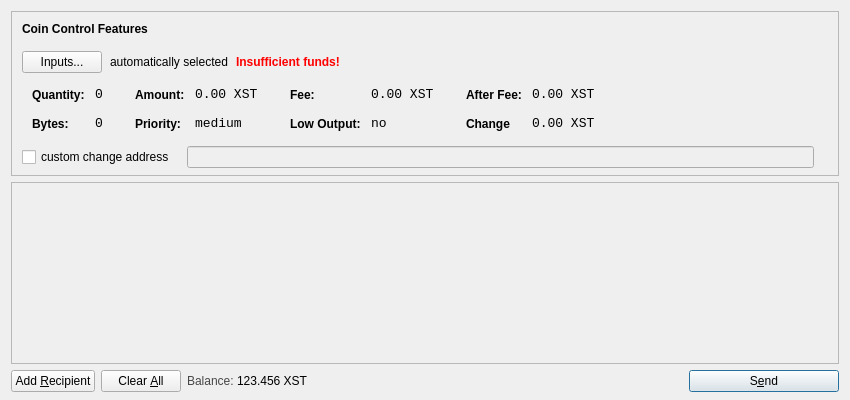
The window that src/qt/forms/sendcoinsdialog.ui (Stealth-R-D-LLC/Stealth) describes before a commit, drawn with Qt 5.
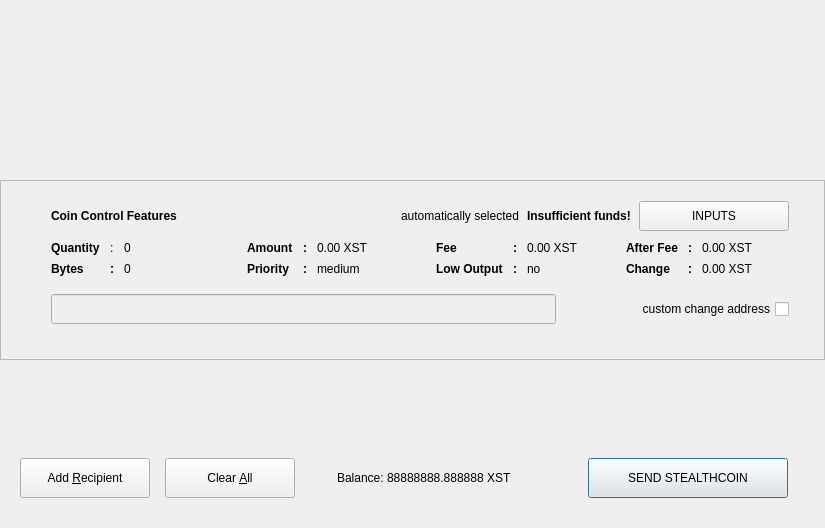
The same window after the commit. Icons and pictures are not drawn.

What changed in the file:
```diff
--- a/src/qt/forms/sendcoinsdialog.ui
+++ b/src/qt/forms/sendcoinsdialog.ui
@@ -6,29 +6,66 @@
    <rect>
     <x>0</x>
     <y>0</y>
-    <width>850</width>
-    <height>400</height>
+    <width>825</width>
+    <height>550</height>
    </rect>
   </property>
+  <property name="minimumSize">
+   <size>
+    <width>825</width>
+    <height>550</height>
+   </size>
+  </property>
   <property name="windowTitle">
    <string>Send Coins</string>
   </property>
-  <layout class="QVBoxLayout" name="verticalLayout" stretch="0,1,0">
-   <property name="bottomMargin">
-    <number>8</number>
+  <layout class="QVBoxLayout" name="verticalLayout" stretch="0,0,0,0">
+   <property name="spacing">
+    <number>0</number>
    </property>
+   <property name="sizeConstraint">
+    <enum>QLayout::SetFixedSize</enum>
+   </property>
+   <property name="margin">
+    <number>0</number>
+   </property>
+   <item>
+    <widget class="QFrame" name="frmBanner">
+     <property name="minimumSize">
+      <size>
+       <width>825</width>
+       <height>180</height>
+      </size>
+     </property>
+     <property name="maximumSize">
+      <size>
+       <width>825</width>
+       <height>180</height>
+      </size>
+     </property>
+    </widget>
+   </item>
    <item>
     <widget class="QFrame" name="frameCoinControl">
+     <property name="enabled">
+      <bool>true</bool>
+     </property>
      <property name="sizePolicy">
       <sizepolicy hsizetype="Expanding" vsizetype="Expanding">
        <horstretch>0</horstretch>
        <verstretch>0</verstretch>
       </sizepolicy>
      </property>
+     <property name="minimumSize">
+      <size>
+       <width>825</width>
+       <height>180</height>
+      </size>
+     </property>
      <property name="maximumSize">
       <size>
-       <width>16777215</width>
-       <height>16777215</height>
+       <width>825</width>
+       <height>180</height>
       </size>
      </property>
      <property name="frameShape">
@@ -39,35 +76,54 @@
      </property>
      <layout class="QVBoxLayout" name="verticalLayoutCoinControl2">
       <property name="spacing">
-       <number>6</number>
+       <number>0</number>
       </property>
       <property name="leftMargin">
-       <number>0</number>
+       <number>50</number>
       </property>
       <property name="topMargin">
-       <number>0</number>
+       <number>20</number>
       </property>
       <property name="rightMargin">
-       <number>0</number>
+       <number>35</number>
       </property>
       <property name="bottomMargin">
-       <number>6</number>
+       <number>20</number>
       </property>
       <item>
-       <layout class="QVBoxLayout" name="verticalLayoutCoinControl" stretch="0,0,0,0,1">
+       <spacer name="verticalSpacer_2">
+        <property name="orientation">
+         <enum>Qt::Vertical</enum>
+        </property>
+        <property name="sizeType">
+         <enum>QSizePolicy::Maximum</enum>
+        </property>
+        <property name="sizeHint" stdset="0">
+         <size>
+          <width>20</width>
+          <height>10</height>
+         </size>
+        </property>
+       </spacer>
+      </item>
+      <item>
+       <layout class="QVBoxLayout" name="verticalLayoutCoinControl" stretch="0,1,0">
         <property name="spacing">
          <number>0</number>
         </property>
         <property name="leftMargin">
-         <number>10</number>
+         <number>0</number>
         </property>
         <property name="topMargin">
-         <number>10</number>
+         <number>0</number>
         </property>
         <item>
-         <layout class="QHBoxLayout" name="horizontalLayoutCoinControl1">
+         <layout class="QHBoxLayout" name="hLayoutHeader1" stretch="0,0,0,0,0">
+          <property name="spacing">
+           <number>8</number>
+          </property>
           <property name="bottomMargin">
-           <number>15</number>
+           <number>10</number>
           </property>
           <item>
            <widget class="QLabel" name="labelCoinControlFeatures">
@@ -83,63 +139,11 @@
               <bold>true</bold>
              </font>
             </property>
-            <property name="styleSheet">
-             <string notr="true">font-weight:bold;</string>
-            </property>
             <property name="text">
              <string>Coin Control Features</string>
             </property>
            </widget>
           </item>
-         </layout>
-        </item>
-        <item>
-         <layout class="QHBoxLayout" name="horizontalLayoutCoinControl2" stretch="0,0,0,0">
-          <property name="spacing">
-           <number>8</number>
-          </property>
-          <property name="bottomMargin">
-           <number>10</number>
-          </property>
-          <item>
-           <widget class="QPushButton" name="pushButtonCoinControl">
-            <property name="styleSheet">
-             <string notr="true"/>
-            </property>
-            <property name="text">
-             <string>Inputs...</string>
-            </property>
-           </widget>
-          </item>
-          <item>
-           <widget class="QLabel" name="labelCoinControlAutomaticallySelected">
-            <property name="text">
-             <string>automatically selected</string>
-            </property>
-            <property name="margin">
-             <number>5</number>
-            </property>
-           </widget>
-          </item>
-          <item>
-           <widget class="QLabel" name="labelCoinControlInsuffFunds">
-            <property name="font">
-             <font>
-              <weight>75</weight>
-              <bold>true</bold>
-             </font>
-            </property>
-            <property name="styleSheet">
-             <string notr="true">color:red;font-weight:bold;</string>
-            </property>
-            <property name="text">
-             <string>Insufficient funds!</string>
-            </property>
-            <property name="margin">
-             <number>5</number>
-            </property>
-           </widget>
-          </item>
           <item>
            <spacer name="horizontalSpacerCoinControl">
             <property name="orientation">
@@ -153,6 +157,45 @@
             </property>
            </spacer>
           </item>
+          <item>
+           <widget class="QLabel" name="labelCoinControlAutomaticallySelected">
+            <property name="text">
+             <string>automatically selected</string>
+            </property>
+            <property name="margin">
+             <number>5</number>
+            </property>
+           </widget>
+          </item>
+          <item>
+           <widget class="QLabel" name="labelCoinControlInsuffFunds">
+            <property name="font">
+             <font>
+              <weight>75</weight>
+              <bold>true</bold>
+             </font>
+            </property>
+            <property name="text">
+             <string>Insufficient funds!</string>
+            </property>
+            <property name="margin">
+             <number>5</number>
+            </property>
+           </widget>
+          </item>
+          <item>
+           <widget class="QPushButton" name="pushButtonCoinControl">
+            <property name="minimumSize">
+             <size>
+              <width>150</width>
+              <height>30</height>
+             </size>
+            </property>
+            <property name="text">
+             <string>INPUTS</string>
+            </property>
+           </widget>
+          </item>
          </layout>
         </item>
         <item>
@@ -169,15 +212,12 @@
             <height>0</height>
            </size>
           </property>
-          <property name="styleSheet">
-           <string notr="true"/>
-          </property>
           <layout class="QHBoxLayout" name="horizontalLayoutCoinControl5">
            <property name="margin">
             <number>0</number>
            </property>
            <item>
-            <layout class="QHBoxLayout" name="horizontalLayoutCoinControl3" stretch="0,0,0,1">
+            <layout class="QHBoxLayout" name="horizontalLayoutCoinControl3" stretch="1,1,1,1">
              <property name="spacing">
               <number>20</number>
              </property>
@@ -185,46 +225,59 @@
               <number>0</number>
              </property>
              <property name="bottomMargin">
-              <number>10</number>
+              <number>18</number>
              </property>
              <item>
-              <layout class="QFormLayout" name="formLayoutCoinControl1">
-               <property name="horizontalSpacing">
-                <number>10</number>
-               </property>
-               <property name="verticalSpacing">
-                <number>14</number>
-               </property>
+              <layout class="QGridLayout" name="gridLayout" columnstretch="0,0,1" columnminimumwidth="0,0,0">
                <property name="leftMargin">
-                <number>10</number>
+                <number>0</number>
                </property>
                <property name="topMargin">
-                <number>4</number>
+                <number>0</number>
                </property>
                <property name="rightMargin">
                 <number>6</number>
                </property>
+               <property name="horizontalSpacing">
+                <number>10</number>
+               </property>
+               <property name="verticalSpacing">
+                <number>7</number>
+               </property>
                <item row="0" column="0">
                 <widget class="QLabel" name="labelCoinControlQuantityText">
-                 <property name="styleSheet">
-                  <string notr="true">font-weight:bold;</string>
+                 <property name="font">
+                  <font>
+                   <weight>75</weight>
+                   <bold>true</bold>
+                  </font>
                  </property>
                  <property name="text">
-                  <string>Quantity:</string>
+                  <string>Quantity</string>
                  </property>
                  <property name="margin">
                   <number>0</number>
                  </property>
                 </widget>
                </item>
-               <item row="0" column="1">
+               <item row="1" column="2">
+                <widget class="QLabel" name="labelCoinControlBytes">
+                 <property name="cursor">
+                  <cursorShape>IBeamCursor</cursorShape>
+                 </property>
+                 <property name="contextMenuPolicy">
+                  <enum>Qt::ActionsContextMenu</enum>
+                 </property>
+                 <property name="text">
+                  <string>0</string>
+                 </property>
+                 <property name="textInteractionFlags">
+                  <set>Qt::LinksAccessibleByMouse|Qt::TextSelectableByKeyboard|Qt::TextSelectableByMouse</set>
+                 </property>
+                </widget>
+               </item>
+               <item row="0" column="2">
                 <widget class="QLabel" name="labelCoinControlQuantity">
-                 <property name="font">
-                  <font>
-                   <family>Monospace</family>
-                   <pointsize>10</pointsize>
-                  </font>
-                 </property>
                  <property name="cursor">
                   <cursorShape>IBeamCursor</cursorShape>
                  </property>
@@ -242,22 +295,32 @@
                  </property>
                 </widget>
                </item>
+               <item row="0" column="1">
+                <widget class="QLabel" name="lblSemiColon11">
+                 <property name="text">
+                  <string>:</string>
+                 </property>
+                </widget>
+               </item>
                <item row="1" column="0">
                 <widget class="QLabel" name="labelCoinControlBytesText">
-                 <property name="styleSheet">
-                  <string notr="true">font-weight:bold;</string>
+                 <property name="font">
+                  <font>
+                   <weight>75</weight>
+                   <bold>true</bold>
+                  </font>
                  </property>
                  <property name="text">
-                  <string>Bytes:</string>
+                  <string>Bytes</string>
                  </property>
                 </widget>
                </item>
                <item row="1" column="1">
-                <widget class="QLabel" name="labelCoinControlBytes">
+                <widget class="QLabel" name="lblSemiColon12">
                  <property name="font">
                   <font>
-                   <family>Monospace</family>
-                   <pointsize>10</pointsize>
+                   <weight>75</weight>
+                   <bold>true</bold>
                   </font>
                  </property>
                  <property name="cursor">
@@ -267,51 +330,35 @@
                   <enum>Qt::ActionsContextMenu</enum>
                  </property>
                  <property name="text">
-                  <string>0</string>
-                 </property>
-                 <property name="textInteractionFlags">
-                  <set>Qt::LinksAccessibleByMouse|Qt::TextSelectableByKeyboard|Qt::TextSelectableByMouse</set>
+                  <string>:</string>
                  </property>
                 </widget>
                </item>
               </layout>
              </item>
              <item>
-              <layout class="QFormLayout" name="formLayoutCoinControl2">
-               <property name="horizontalSpacing">
-                <number>10</number>
-               </property>
-               <property name="verticalSpacing">
-                <number>14</number>
-               </property>
+              <layout class="QGridLayout" name="gridLayout_2" columnstretch="0,0,1">
                <property name="leftMargin">
                 <number>6</number>
                </property>
                <property name="topMargin">
-                <number>4</number>
+                <number>0</number>
                </property>
                <property name="rightMargin">
                 <number>6</number>
                </property>
+               <property name="horizontalSpacing">
+                <number>10</number>
+               </property>
+               <property name="verticalSpacing">
+                <number>7</number>
+               </property>
                <item row="0" column="0">
                 <widget class="QLabel" name="labelCoinControlAmountText">
-                 <property name="styleSheet">
-                  <string notr="true">font-weight:bold;</string>
-                 </property>
-                 <property name="text">
-                  <string>Amount:</string>
-                 </property>
-                 <property name="margin">
-                  <number>0</number>
-                 </property>
-                </widget>
-               </item>
-               <item row="0" column="1">
-                <widget class="QLabel" name="labelCoinControlAmount">
                  <property name="font">
                   <font>
-                   <family>Monospace</family>
-                   <pointsize>10</pointsize>
+                   <weight>75</weight>
+                   <bold>true</bold>
                   </font>
                  </property>
                  <property name="cursor">
@@ -321,31 +368,15 @@
                   <enum>Qt::ActionsContextMenu</enum>
                  </property>
                  <property name="text">
-                  <string>0.00 XST</string>
+                  <string>Amount</string>
                  </property>
                  <property name="textInteractionFlags">
                   <set>Qt::LinksAccessibleByMouse|Qt::TextSelectableByKeyboard|Qt::TextSelectableByMouse</set>
                  </property>
                 </widget>
                </item>
-               <item row="1" column="0">
-                <widget class="QLabel" name="labelCoinControlPriorityText">
-                 <property name="styleSheet">
-                  <string notr="true">font-weight:bold;</string>
-                 </property>
-                 <property name="text">
-                  <string>Priority:</string>
-                 </property>
-                </widget>
-               </item>
-               <item row="1" column="1">
+               <item row="1" column="2">
                 <widget class="QLabel" name="labelCoinControlPriority">
-                 <property name="font">
-                  <font>
-                   <family>Monospace</family>
-                   <pointsize>10</pointsize>
-                  </font>
-                 </property>
                  <property name="cursor">
                   <cursorShape>IBeamCursor</cursorShape>
                  </property>
@@ -360,46 +391,82 @@
                  </property>
                 </widget>
                </item>
+               <item row="1" column="0">
+                <widget class="QLabel" name="labelCoinControlPriorityText">
+                 <property name="font">
+                  <font>
+                   <weight>75</weight>
+                   <bold>true</bold>
+                  </font>
+                 </property>
+                 <property name="text">
+                  <string>Priority</string>
+                 </property>
+                </widget>
+               </item>
+               <item row="0" column="2">
+                <widget class="QLabel" name="labelCoinControlAmount">
+                 <property name="cursor">
+                  <cursorShape>IBeamCursor</cursorShape>
+                 </property>
+                 <property name="contextMenuPolicy">
+                  <enum>Qt::ActionsContextMenu</enum>
+                 </property>
+                 <property name="text">
+                  <string>0.00 XST</string>
+                 </property>
+                 <property name="textInteractionFlags">
+                  <set>Qt::LinksAccessibleByMouse|Qt::TextSelectableByKeyboard|Qt::TextSelectableByMouse</set>
+                 </property>
+                </widget>
+               </item>
+               <item row="0" column="1">
+                <widget class="QLabel" name="lblSemiColon21">
+                 <property name="font">
+                  <font>
+                   <weight>75</weight>
+                   <bold>true</bold>
+                  </font>
+                 </property>
+                 <property name="text">
+                  <string>:</string>
+                 </property>
+                </widget>
+               </item>
+               <item row="1" column="1">
+                <widget class="QLabel" name="lblSemiColon22">
+                 <property name="font">
+                  <font>
+                   <weight>75</weight>
+                   <bold>true</bold>
+                  </font>
+                 </property>
+                 <property name="text">
+                  <string>:</string>
+                 </property>
+                </widget>
+               </item>
               </layout>
              </item>
              <item>
-              <layout class="QFormLayout" name="formLayoutCoinControl3">
-               <property name="horizontalSpacing">
-                <number>10</number>
-               </property>
-               <property name="verticalSpacing">
-                <number>14</number>
-               </property>
+              <layout class="QGridLayout" name="gridLayout_3" columnstretch="0,0,1">
                <property name="leftMargin">
                 <number>6</number>
                </property>
                <property name="topMargin">
-                <number>4</number>
+                <number>0</number>
                </property>
                <property name="rightMargin">
                 <number>6</number>
                </property>
-               <item row="0" column="0">
-                <widget class="QLabel" name="labelCoinControlFeeText">
-                 <property name="styleSheet">
-                  <string notr="true">font-weight:bold;</string>
-                 </property>
-                 <property name="text">
-                  <string>Fee:</string>
-                 </property>
-                 <property name="margin">
-                  <number>0</number>
-                 </property>
-                </widget>
-               </item>
-               <item row="0" column="1">
+               <property name="horizontalSpacing">
+                <number>10</number>
+               </property>
+               <property name="verticalSpacing">
+                <number>7</number>
+               </property>
+               <item row="0" column="2">
                 <widget class="QLabel" name="labelCoinControlFee">
-                 <property name="font">
-                  <font>
-                   <family>Monospace</family>
-                   <pointsize>10</pointsize>
-                  </font>
-                 </property>
                  <property name="cursor">
                   <cursorShape>IBeamCursor</cursorShape>
                  </property>
@@ -416,22 +483,19 @@
                </item>
                <item row="1" column="0">
                 <widget class="QLabel" name="labelCoinControlLowOutputText">
-                 <property name="styleSheet">
-                  <string notr="true">font-weight:bold;</string>
+                 <property name="font">
+                  <font>
+                   <weight>75</weight>
+                   <bold>true</bold>
+                  </font>
                  </property>
                  <property name="text">
-                  <string>Low Output:</string>
+                  <string>Low Output</string>
                  </property>
                 </widget>
                </item>
-               <item row="1" column="1">
+               <item row="1" column="2">
                 <widget class="QLabel" name="labelCoinControlLowOutput">
-                 <property name="font">
-                  <font>
-                   <family>Monospace</family>
-                   <pointsize>10</pointsize>
-                  </font>
-                 </property>
                  <property name="cursor">
                   <cursorShape>IBeamCursor</cursorShape>
                  </property>
@@ -446,46 +510,101 @@
                  </property>
                 </widget>
                </item>
+               <item row="0" column="0">
+                <widget class="QLabel" name="labelCoinControlFeeText">
+                 <property name="font">
+                  <font>
+                   <weight>75</weight>
+                   <bold>true</bold>
+                  </font>
+                 </property>
+                 <property name="text">
+                  <string>Fee</string>
+                 </property>
+                 <property name="margin">
+                  <number>0</number>
+                 </property>
+                </widget>
+               </item>
+               <item row="0" column="1">
+                <widget class="QLabel" name="lblSemiColon31">
+                 <property name="font">
+                  <font>
+                   <weight>75</weight>
+                   <bold>true</bold>
+                  </font>
+                 </property>
+                 <property name="text">
+                  <string>:</string>
+                 </property>
+                </widget>
+               </item>
+               <item row="1" column="1">
+                <widget class="QLabel" name="lblSemiColon32">
+                 <property name="font">
+                  <font>
+                   <weight>75</weight>
+                   <bold>true</bold>
+                  </font>
+                 </property>
+                 <property name="text">
+                  <string>:</string>
+                 </property>
+                </widget>
+               </item>
               </layout>
              </item>
              <item>
-              <layout class="QFormLayout" name="formLayoutCoinControl4">
-               <property name="horizontalSpacing">
-                <number>10</number>
-               </property>
-               <property name="verticalSpacing">
-                <number>14</number>
-               </property>
+              <layout class="QGridLayout" name="gridLayout_4" columnstretch="0,0,1">
                <property name="leftMargin">
                 <number>6</number>
                </property>
                <property name="topMargin">
-                <number>4</number>
+                <number>0</number>
                </property>
                <property name="rightMargin">
-                <number>6</number>
+                <number>0</number>
+               </property>
+               <property name="horizontalSpacing">
+                <number>10</number>
+               </property>
+               <property name="verticalSpacing">
+                <number>7</number>
                </property>
                <item row="0" column="0">
                 <widget class="QLabel" name="labelCoinControlAfterFeeText">
-                 <property name="styleSheet">
-                  <string notr="true">font-weight:bold;</string>
+                 <property name="font">
+                  <font>
+                   <weight>75</weight>
+                   <bold>true</bold>
+                  </font>
                  </property>
                  <property name="text">
-                  <string>After Fee:</string>
+                  <string>After Fee</string>
                  </property>
                  <property name="margin">
                   <number>0</number>
                  </property>
                 </widget>
                </item>
-               <item row="0" column="1">
+               <item row="1" column="2">
+                <widget class="QLabel" name="labelCoinControlChange">
+                 <property name="cursor">
+                  <cursorShape>IBeamCursor</cursorShape>
+                 </property>
+                 <property name="contextMenuPolicy">
+                  <enum>Qt::ActionsContextMenu</enum>
+                 </property>
+                 <property name="text">
+                  <string>0.00 XST</string>
+                 </property>
+                 <property name="textInteractionFlags">
+                  <set>Qt::LinksAccessibleByMouse|Qt::TextSelectableByKeyboard|Qt::TextSelectableByMouse</set>
+                 </property>
+                </widget>
+               </item>
+               <item row="0" column="2">
                 <widget class="QLabel" name="labelCoinControlAfterFee">
-                 <property name="font">
-                  <font>
-                   <family>Monospace</family>
-                   <pointsize>10</pointsize>
-                  </font>
-                 </property>
                  <property name="cursor">
                   <cursorShape>IBeamCursor</cursorShape>
                  </property>
@@ -502,20 +621,36 @@
                </item>
                <item row="1" column="0">
                 <widget class="QLabel" name="labelCoinControlChangeText">
-                 <property name="styleSheet">
-                  <string notr="true">font-weight:bold;</string>
+                 <property name="font">
+                  <font>
+                   <weight>75</weight>
+                   <bold>true</bold>
+                  </font>
                  </property>
                  <property name="text">
                   <string>Change</string>
                  </property>
                 </widget>
                </item>
+               <item row="0" column="1">
+                <widget class="QLabel" name="lblSemiColon41">
+                 <property name="font">
+                  <font>
+                   <weight>75</weight>
+                   <bold>true</bold>
+                  </font>
+                 </property>
+                 <property name="text">
+                  <string>:</string>
+                 </property>
+                </widget>
+               </item>
                <item row="1" column="1">
-                <widget class="QLabel" name="labelCoinControlChange">
+                <widget class="QLabel" name="lblSemiColon42">
                  <property name="font">
                   <font>
-                   <family>Monospace</family>
-                   <pointsize>10</pointsize>
+                   <weight>75</weight>
+                   <bold>true</bold>
                   </font>
                  </property>
                  <property name="cursor">
@@ -525,10 +660,7 @@
                   <enum>Qt::ActionsContextMenu</enum>
                  </property>
                  <property name="text">
-                  <string>0.00 XST</string>
-                 </property>
-                 <property name="textInteractionFlags">
-                  <set>Qt::LinksAccessibleByMouse|Qt::TextSelectableByKeyboard|Qt::TextSelectableByMouse</set>
+                  <string>:</string>
                  </property>
                 </widget>
                </item>
@@ -540,26 +672,16 @@
          </widget>
         </item>
         <item>
-         <layout class="QHBoxLayout" name="horizontalLayoutCoinControl4" stretch="0,0,0">
+         <layout class="QHBoxLayout" name="hLayoutHeader3" stretch="1,0,0">
           <property name="spacing">
-           <number>12</number>
-          </property>
-          <property name="sizeConstraint">
-           <enum>QLayout::SetDefaultConstraint</enum>
+           <number>15</number>
           </property>
           <property name="topMargin">
-           <number>5</number>
+           <number>0</number>
           </property>
           <property name="rightMargin">
-           <number>5</number>
+           <number>0</number>
           </property>
-          <item>
-           <widget class="QCheckBox" name="checkBoxCoinControlChange">
-            <property name="text">
-             <string>custom change address</string>
-            </property>
-           </widget>
-          </item>
           <item>
            <widget class="QLineEdit" name="lineEditCoinControlChange">
             <property name="enabled">
@@ -571,6 +693,18 @@
               <verstretch>0</verstretch>
              </sizepolicy>
             </property>
+            <property name="minimumSize">
+             <size>
+              <width>0</width>
+              <height>30</height>
+             </size>
+            </property>
+            <property name="maximumSize">
+             <size>
+              <width>16777215</width>
+              <height>30</height>
+             </size>
+            </property>
            </widget>
           </item>
           <item>
@@ -583,40 +717,85 @@
             </property>
             <property name="minimumSize">
              <size>
-              <width>0</width>
-              <height>0</height>
+              <width>50</width>
+              <height>30</height>
              </size>
+            </property>
+            <property name="font">
+             <font>
+              <pointsize>12</pointsize>
+             </font>
+            </property>
+           </widget>
+          </item>
+          <item>
+           <widget class="QCheckBox" name="checkBoxCoinControlChange">
+            <property name="minimumSize">
+             <size>
+              <width>150</width>
+              <height>30</height>
+             </size>
+            </property>
+            <property name="maximumSize">
+             <size>
+              <width>16777215</width>
+              <height>30</height>
+             </size>
+            </property>
+            <property name="layoutDirection">
+             <enum>Qt::RightToLeft</enum>
             </property>
             <property name="text">
-             <string/>
-            </property>
-            <property name="margin">
-             <number>3</number>
+             <string>custom change address</string>
             </property>
            </widget>
           </item>
          </layout>
         </item>
-        <item>
-         <spacer name="verticalSpacerCoinControl">
-          <property name="orientation">
-           <enum>Qt::Vertical</enum>
-          </property>
-          <property name="sizeHint" stdset="0">
-           <size>
-            <width>800</width>
-            <height>1</height>
-           </size>
-          </property>
-         </spacer>
-        </item>
        </layout>
       </item>
+      <item>
+       <spacer name="verticalSpacer_3">
+        <property name="orientation">
+         <enum>Qt::Vertical</enum>
+        </property>
+        <property name="sizeType">
+         <enum>QSizePolicy::Maximum</enum>
+        </property>
+        <property name="sizeHint" stdset="0">
+         <size>
+          <width>20</width>
+          <height>30</height>
+         </size>
+        </property>
+       </spacer>
+      </item>
      </layout>
     </widget>
    </item>
    <item>
     <widget class="QScrollArea" name="scrollArea">
+     <property name="minimumSize">
+      <size>
+       <width>825</width>
+       <height>0</height>
+      </size>
+     </property>
+     <property name="maximumSize">
+      <size>
+       <width>825</width>
+       <height>16777215</height>
+      </size>
+     </property>
+     <property name="frameShape">
+      <enum>QFrame::NoFrame</enum>
+     </property>
+     <property name="frameShadow">
+      <enum>QFrame::Plain</enum>
+     </property>
+     <property name="horizontalScrollBarPolicy">
+      <enum>Qt::ScrollBarAlwaysOff</enum>
+     </property>
      <property name="widgetResizable">
       <bool>true</bool>
      </property>
@@ -625,11 +804,14 @@
        <rect>
         <x>0</x>
         <y>0</y>
-        <width>830</width>
-        <height>156</height>
+        <width>825</width>
+        <height>90</height>
        </rect>
       </property>
       <layout class="QVBoxLayout" name="verticalLayout_2">
+       <property name="spacing">
+        <number>0</number>
+       </property>
        <property name="margin">
         <number>0</number>
        </property>
@@ -658,9 +840,30 @@
     </widget>
    </item>
    <item>
-    <layout class="QHBoxLayout" name="horizontalLayout">
+    <layout class="QHBoxLayout" name="horizontalLayout" stretch="0,0,0,0">
+     <property name="spacing">
+      <number>15</number>
+     </property>
+     <property name="leftMargin">
+      <number>20</number>
+     </property>
+     <property name="topMargin">
+      <number>30</number>
+     </property>
+     <property name="rightMargin">
+      <number>37</number>
+     </property>
+     <property name="bottomMargin">
+      <number>30</number>
+     </property>
      <item>
       <widget class="QPushButton" name="addButton">
+       <property name="minimumSize">
+        <size>
+         <width>130</width>
+         <height>40</height>
+        </size>
+       </property>
        <property name="toolTip">
         <string>Send to multiple recipients at once</string>
        </property>
@@ -684,6 +887,12 @@
          <verstretch>0</verstretch>
         </sizepolicy>
        </property>
+       <property name="minimumSize">
+        <size>
+         <width>130</width>
+         <height>40</height>
+        </size>
+       </property>
        <property name="toolTip">
         <string>Remove all transaction fields</string>
        </property>
@@ -703,80 +912,99 @@
       </widget>
      </item>
      <item>
-      <layout class="QHBoxLayout" name="horizontalLayout_2">
-       <property name="spacing">
-        <number>3</number>
-       </property>
-       <item>
-        <widget class="QLabel" name="label">
-         <property name="sizePolicy">
-          <sizepolicy hsizetype="Preferred" vsizetype="Fixed">
-           <horstretch>0</horstretch>
-           <verstretch>0</verstretch>
-          </sizepolicy>
-         </property>
-         <property name="styleSheet">
-          <string notr="true">#label { color: #464747; }</string>
-         </property>
-         <property name="text">
-          <string>Balance:</string>
-         </property>
-        </widget>
-       </item>
-       <item>
-        <widget class="QLabel" name="labelBalance">
-         <property name="sizePolicy">
-          <sizepolicy hsizetype="Preferred" vsizetype="Fixed">
-           <horstretch>0</horstretch>
-           <verstretch>0</verstretch>
-          </sizepolicy>
-         </property>
-         <property name="cursor">
-          <cursorShape>IBeamCursor</cursorShape>
-         </property>
-         <property name="styleSheet">
-          <string notr="true">#label { color: #464747; }</string>
-         </property>
-         <property name="text">
-          <string>123.456 XST</string>
-         </property>
-         <property name="textInteractionFlags">
-          <set>Qt::LinksAccessibleByMouse|Qt::TextSelectableByKeyboard|Qt::TextSelectableByMouse</set>
-         </property>
-        </widget>
-       </item>
-      </layout>
-     </item>
-     <item>
-      <spacer name="horizontalSpacer">
-       <property name="orientation">
-        <enum>Qt::Horizontal</enum>
-       </property>
-       <property name="sizeHint" stdset="0">
-        <size>
-         <width>40</width>
-         <height>20</height>
-        </size>
-       </property>
-      </spacer>
+      <widget class="QFrame" name="frmBalance">
+       <layout class="QHBoxLayout" name="horizontalLayout_2">
+        <property name="spacing">
+         <number>3</number>
+        </property>
+        <item>
+         <spacer name="horizontalSpacer">
+          <property name="orientation">
+           <enum>Qt::Horizontal</enum>
+          </property>
+          <property name="sizeHint" stdset="0">
+           <size>
+            <width>15</width>
+            <height>20</height>
+           </size>
+          </property>
+         </spacer>
+        </item>
+<!--
+        <item>
+         <widget class="QLabel" name="label">
+          <property name="minimumSize">
+           <size>
+            <width>30</width>
+            <height>20</height>
+           </size>
+          </property>
+          <property name="sizePolicy">
+           <sizepolicy hsizetype="Fixed" vsizetype="Fixed">
+            <horstretch>0</horstretch>
+            <verstretch>0</verstretch>
+           </sizepolicy>
+          </property>
+          <property name="text">
+           <string>Balance:</string>
+          </property>
+         </widget>
+        </item>
+  -->
+        <item>
+         <widget class="QLabel" name="labelBalance">
+          <property name="minimumSize">
+           <size>
+            <width>210</width>
+            <height>20</height>
+           </size>
+          </property>
+          <property name="sizePolicy">
+           <sizepolicy hsizetype="Preferred" vsizetype="Fixed">
+            <horstretch>0</horstretch>
+            <verstretch>0</verstretch>
+           </sizepolicy>
+          </property>
+          <property name="cursor">
+           <cursorShape>IBeamCursor</cursorShape>
+          </property>
+          <property name="text">
+           <string>Balance: 88888888.888888 XST</string>
+          </property>
+          <property name="textInteractionFlags">
+           <set>Qt::LinksAccessibleByMouse|Qt::TextSelectableByKeyboard|Qt::TextSelectableByMouse</set>
+          </property>
+         </widget>
+        </item>
+        <item>
+         <spacer name="horizontalSpacer_2">
+          <property name="orientation">
+           <enum>Qt::Horizontal</enum>
+          </property>
+          <property name="sizeHint" stdset="0">
+           <size>
+            <width>15</width>
+            <height>20</height>
+           </size>
+          </property>
+         </spacer>
+        </item>
+       </layout>
+      </widget>
      </item>
      <item>
       <widget class="QPushButton" name="sendButton">
        <property name="minimumSize">
         <size>
-         <width>150</width>
-         <height>0</height>
+         <width>200</width>
+         <height>40</height>
         </size>
        </property>
        <property name="toolTip">
         <string>Confirm the send action</string>
        </property>
        <property name="text">
-        <string>S&amp;end</string>
-       </property>
-       <property name="icon">
-        <iconset resource="../bitcoin.qrc">
-         <normaloff>:/icons/send</normaloff>:/icons/send</iconset>
+        <string>SEND STEALTHCOIN</string>
        </property>
        <property name="default">
         <bool>true</bool>
```
Left out of the diff: 36 changed lines with no effect on the pictures.
